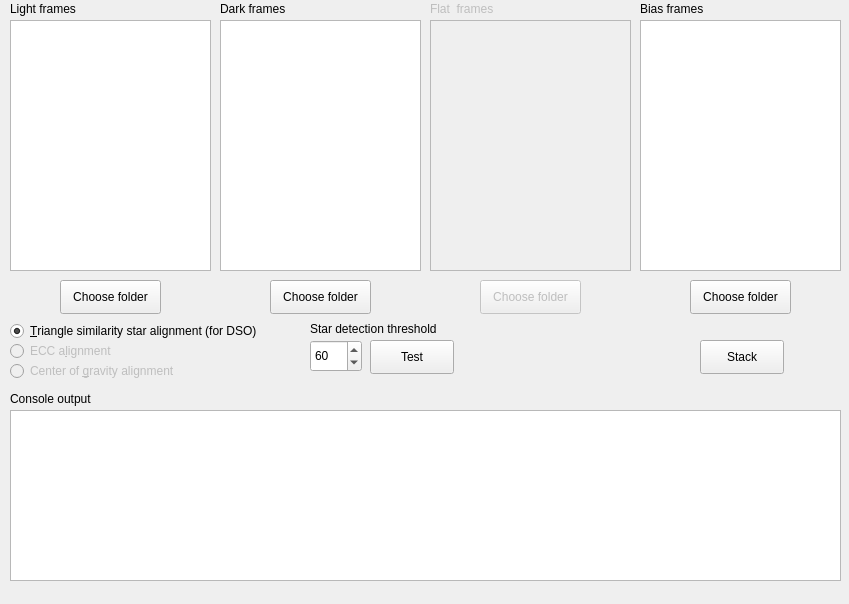
This is gui.ui in hamstersztyk/AstroStacker as Qt 5 draws it before an edit. The edited form follows.
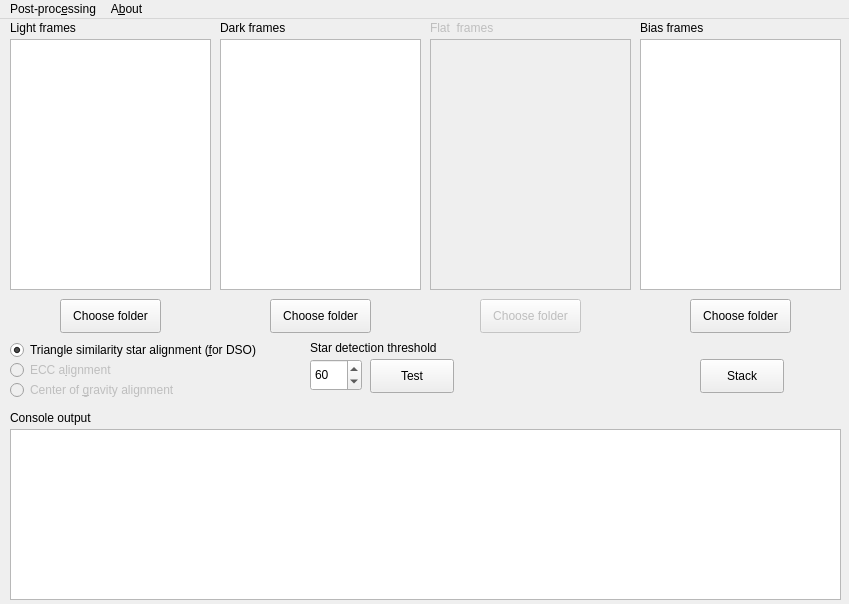
This is the edited form.

```diff
--- a/gui.ui
+++ b/gui.ui
@@ -138,7 +138,7 @@
      </rect>
     </property>
     <property name="text">
-     <string>&amp;Triangle similarity star alignment (for DSO)</string>
+     <string>Triangle similarity star alignment (&amp;for DSO)</string>
     </property>
     <property name="checked">
      <bool>true</bool>
@@ -315,6 +315,52 @@
     </property>
    </widget>
   </widget>
+  <widget class="QMenuBar" name="menuBar">
+   <property name="geometry">
+    <rect>
+     <x>0</x>
+     <y>0</y>
+     <width>849</width>
+     <height>30</height>
+    </rect>
+   </property>
+   <widget class="QMenu" name="menu_About">
+    <property name="title">
+     <string>Post-proc&amp;essing</string>
+    </property>
+    <addaction name="actionLRGB_Combination"/>
+    <addaction name="actionNoise_reduction"/>
+    <addaction name="actionBackground_gradient_removal"/>
+   </widget>
+   <widget class="QMenu" name="menuAbou">
+    <property name="title">
+     <string>A&amp;bout</string>
+    </property>
+    <addaction name="actionSource_code_Readme"/>
+   </widget>
+   <addaction name="menu_About"/>
+   <addaction name="menuAbou"/>
+  </widget>
+  <action name="actionLRGB_Combination">
+   <property name="text">
+    <string>LRGB Combination</string>
+   </property>
+  </action>
+  <action name="actionNoise_reduction">
+   <property name="text">
+    <string>Noise reduction</string>
+   </property>
+  </action>
+  <action name="actionBackground_gradient_removal">
+   <property name="text">
+    <string>Background gradient removal</string>
+   </property>
+  </action>
+  <action name="actionSource_code_Readme">
+   <property name="text">
+    <string>Source code and about</string>
+   </property>
+  </action>
  </widget>
  <resources/>
  <connections/>
```
